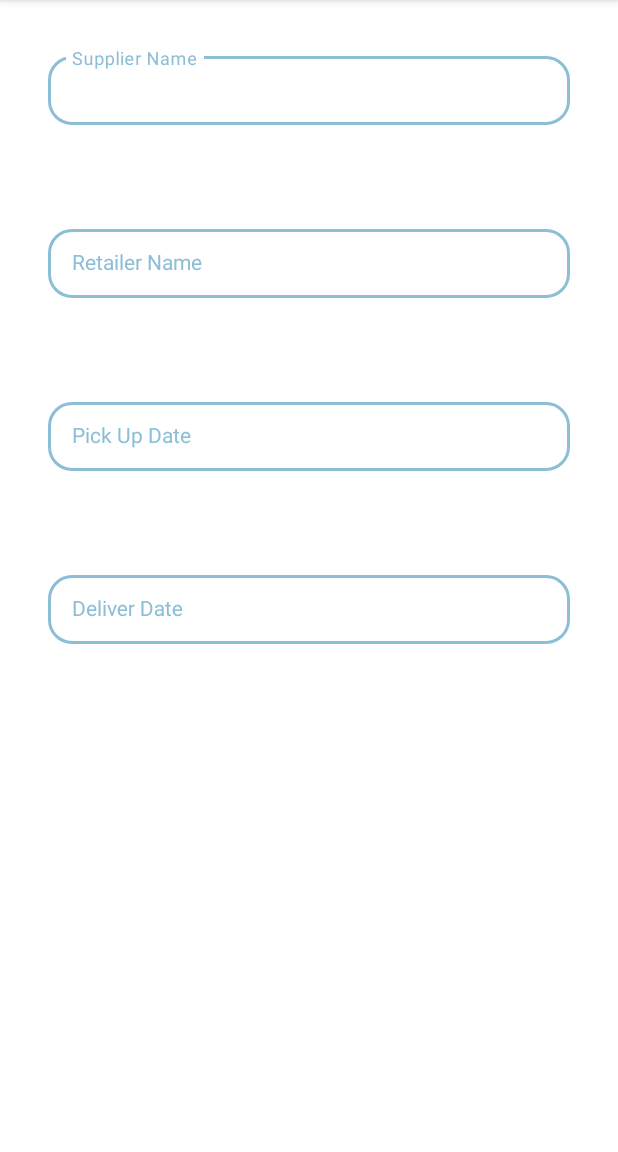
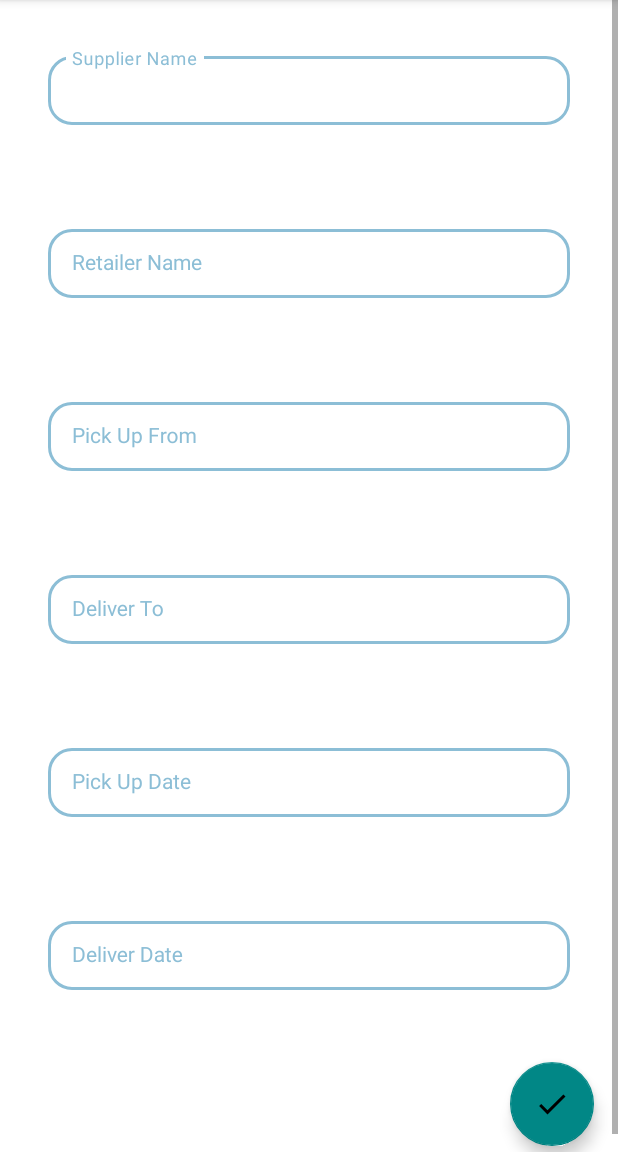
Before and after one commit to babarshamsi/SupplyChainAppUsingBlockChain, an Android app: the SupplierActivity screen opened directly, with no data from a screen before it, on a phone screen of 412 x 824 dp, the part 84-1236 px from its top. Run offline under Robolectric (Android 15) with nearby library versions, the phone set to English and light mode, and no system bars.

Commit message:
* Supplier Info Added * Supplier Model added to BarCode

```diff
--- a/app/build.gradle
+++ b/app/build.gradle
@@ -16,6 +16,9 @@ android {
         versionName "1.0"
 
         testInstrumentationRunner "androidx.test.runner.AndroidJUnitRunner"
+
+        vectorDrawables.useSupportLibrary = true
+
     }
 
     buildTypes {
--- a/app/src/main/AndroidManifest.xml
+++ b/app/src/main/AndroidManifest.xml
@@ -19,6 +19,7 @@
         android:supportsRtl="true"
         android:theme="@style/Theme.SupplyChainApp"
         android:usesCleartextTraffic="true">
+        <activity android:name=".QRCodeActivity"></activity>
         <activity android:name=".MainActivity">
             <intent-filter>
                 <action android:name="android.intent.action.MAIN" />
@@ -29,7 +30,7 @@
         <activity android:name=".ScannedBarcodeActivity" />
         <activity android:name=".EmailActivity" />
         <activity android:name=".ScanViewActivity" />
-        <activity android:name=".SupplierActivity"></activity>
+        <activity android:name=".SupplierActivity" />
     </application>
 
 </manifest>
--- a/app/src/main/java/com/pg/clubpampers/android/de/supplychainapp/MainActivity.kt
+++ b/app/src/main/java/com/pg/clubpampers/android/de/supplychainapp/MainActivity.kt
@@ -75,6 +75,7 @@ class MainActivity : AppCompatActivity() {
 
     private fun setUpListeners() {
         consumerButton?.setOnClickListener {
+            startActivity(Intent(this@MainActivity, ScanViewActivity::class.java))
         }
 
         supplierButton?.setOnClickListener {
--- /dev/null
+++ b/app/src/main/res/drawable/ic_save.xml
@@ -0,0 +1,5 @@
+<vector android:height="24dp" android:tint="#FFFFFF"
+    android:viewportHeight="24" android:viewportWidth="24"
+    android:width="24dp" xmlns:android="http://schemas.android.com/apk/res/android">
+    <path android:fillColor="@android:color/white" android:pathData="M9,16.17L4.83,12l-1.42,1.41L9,19 21,7l-1.41,-1.41L9,16.17z"/>
+</vector>
--- a/app/src/main/res/layout/activity_supplier.xml
+++ b/app/src/main/res/layout/activity_supplier.xml
@@ -62,6 +62,46 @@
             app:shapeAppearance="@style/Rounded">
 
             <com.google.android.material.textfield.TextInputEditText
+                android:id="@+id/pickUpFrom"
+                android:layout_width="match_parent"
+                android:layout_height="wrap_content"
+                style="@style/TextInputLayoutEditTextStyle"
+                android:hint="@string/pick_up_from" />
+
+        </com.google.android.material.textfield.TextInputLayout>
+
+        <com.google.android.material.textfield.TextInputLayout
+            android:layout_width="match_parent"
+            android:layout_height="match_parent"
+            android:layout_margin="@dimen/extra_large_space"
+            style="@style/TextInputLayoutStyle"
+            android:textColorHint="@color/cornFlowerBlue"
+            app:boxBackgroundMode="outline"
+            app:endIconMode="clear_text"
+            app:endIconTint="@color/cornFlowerBlue"
+            app:shapeAppearance="@style/Rounded">
+
+            <com.google.android.material.textfield.TextInputEditText
+                android:id="@+id/deliverTo"
+                android:layout_width="match_parent"
+                android:layout_height="wrap_content"
+                style="@style/TextInputLayoutEditTextStyle"
+                android:hint="@string/deliver_to" />
+
+        </com.google.android.material.textfield.TextInputLayout>
+
+        <com.google.android.material.textfield.TextInputLayout
+            android:layout_width="match_parent"
+            android:layout_height="match_parent"
+            android:layout_margin="@dimen/extra_large_space"
+            style="@style/TextInputLayoutStyle"
+            android:textColorHint="@color/cornFlowerBlue"
+            app:boxBackgroundMode="outline"
+            app:endIconMode="clear_text"
+            app:endIconTint="@color/cornFlowerBlue"
+            app:shapeAppearance="@style/Rounded">
+
+            <com.google.android.material.textfield.TextInputEditText
                 android:id="@+id/pickUpDate"
                 android:layout_width="match_parent"
                 android:layout_height="wrap_content"
@@ -98,5 +138,14 @@
 
         </com.google.android.material.textfield.TextInputLayout>
 
+        <com.google.android.material.floatingactionbutton.FloatingActionButton
+            android:id="@+id/saveSupplierButton"
+            android:layout_width="wrap_content"
+            android:layout_height="wrap_content"
+            android:layout_gravity="bottom|right"
+            android:layout_margin="16dp"
+            android:contentDescription="@string/fab_content_desc"
+            app:srcCompat="@drawable/ic_save"/>
+
     </LinearLayout>
 </ScrollView>
--- a/app/src/main/res/values/strings.xml
+++ b/app/src/main/res/values/strings.xml
@@ -8,7 +8,10 @@
 
     <string name="supplier_name">Supplier Name</string>
     <string name="retailer_name">Retailer Name</string>
+    <string name="pick_up_from">Pick Up From</string>
+    <string name="deliver_to">Deliver To</string>
     <string name="pick_up_date">Pick Up Date</string>
     <string name="deliver_date">Deliver Date</string>
+    <string name="fab_content_desc">Save</string>
 
 </resources>
```
Also changed, not shown: app/src/main/java/Model/Supplier.kt (added, +11 -0 lines), app/src/main/java/com/pg/clubpampers/android/de/supplychainapp/QRCodeActivity.kt (added, +12 -0 lines), app/src/main/java/com/pg/clubpampers/android/de/supplychainapp/SupplierActivity.kt (+27 -1 lines), app/src/main/res/layout/activity_q_r_code.xml (added, +8 -0 lines).
